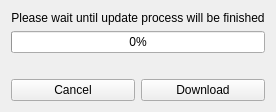
The window that UI/widgetUpdate.ui (dimaunix/pyEMG) describes before a commit, drawn with Qt 5.
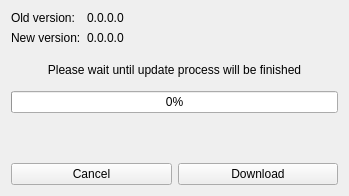
The same window after the commit.

What changed in the file:
```diff
--- a/UI/widgetUpdate.ui
+++ b/UI/widgetUpdate.ui
@@ -6,8 +6,8 @@
    <rect>
     <x>0</x>
     <y>0</y>
-    <width>246</width>
-    <height>110</height>
+    <width>349</width>
+    <height>196</height>
    </rect>
   </property>
   <property name="windowTitle">
@@ -16,6 +16,38 @@
   <layout class="QVBoxLayout" name="verticalLayout">
    <item>
     <layout class="QVBoxLayout" name="verticalLayout_2">
+     <item>
+      <layout class="QFormLayout" name="formLayout">
+       <item row="1" column="0">
+        <widget class="QLabel" name="label_4">
+         <property name="text">
+          <string>New version:</string>
+         </property>
+        </widget>
+       </item>
+       <item row="0" column="0">
+        <widget class="QLabel" name="label_5">
+         <property name="text">
+          <string>Old version:</string>
+         </property>
+        </widget>
+       </item>
+       <item row="0" column="1">
+        <widget class="QLabel" name="lblOldVersion">
+         <property name="text">
+          <string>0.0.0.0</string>
+         </property>
+        </widget>
+       </item>
+       <item row="1" column="1">
+        <widget class="QLabel" name="lblNewVersion">
+         <property name="text">
+          <string>0.0.0.0</string>
+         </property>
+        </widget>
+       </item>
+      </layout>
+     </item>
      <item>
       <widget class="QLabel" name="label">
        <property name="sizePolicy">
```
